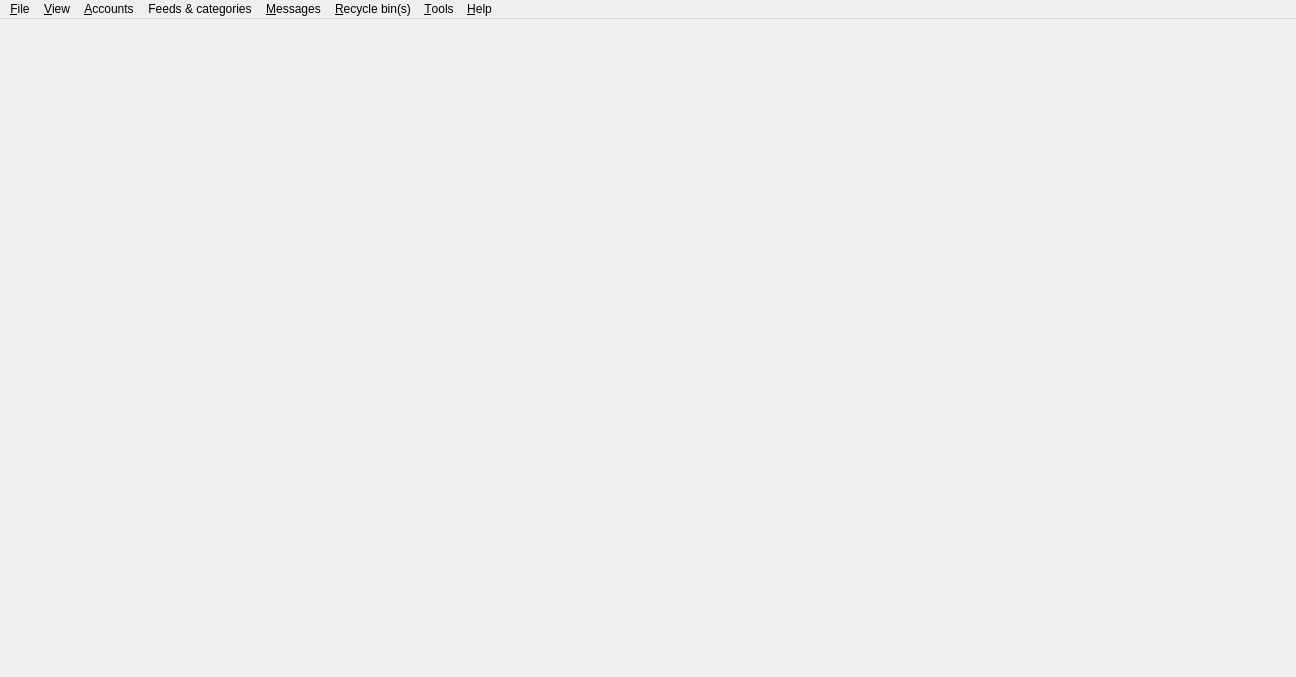
The window that src/gui/dialogs/formmain.ui (martinrotter/rssguard) describes before a commit, drawn with Qt 5.
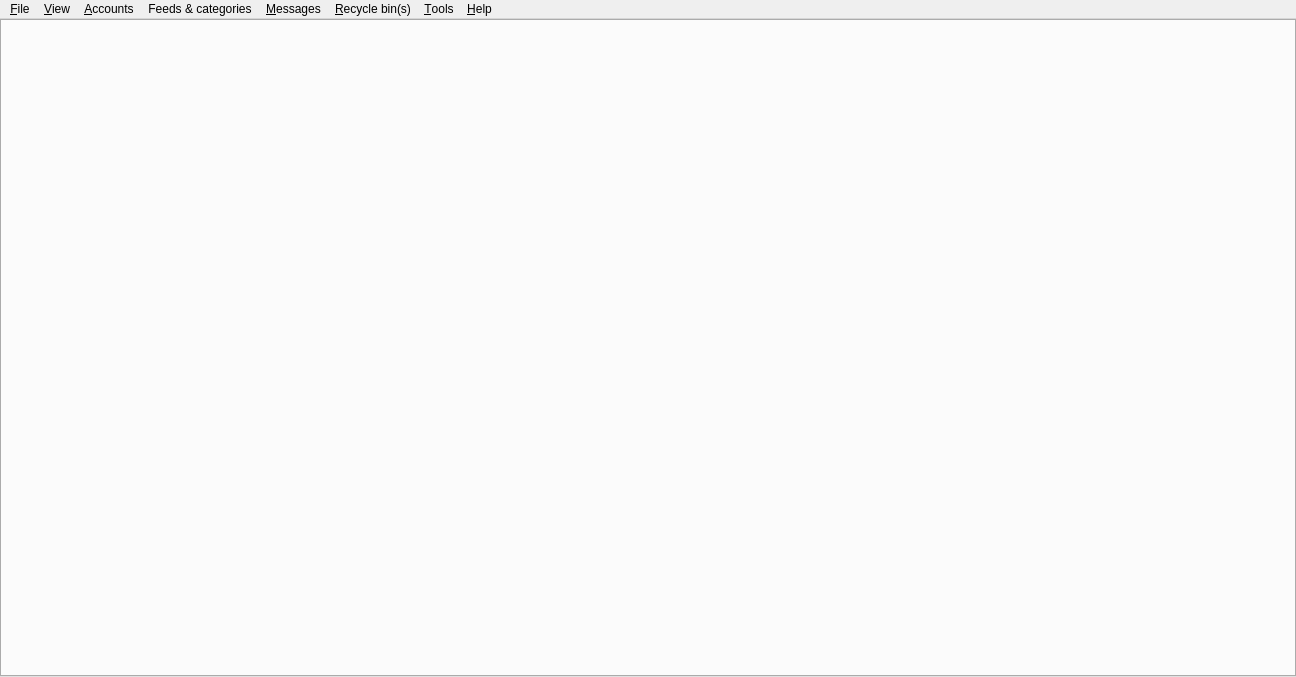
The same window after the commit. Custom widgets are drawn as their Qt base class.

What changed in the file:
```diff
--- a/src/gui/dialogs/formmain.ui
+++ b/src/gui/dialogs/formmain.ui
@@ -33,7 +33,7 @@
        <number>-1</number>
       </property>
       <property name="documentMode">
-       <bool>true</bool>
+       <bool>false</bool>
       </property>
       <property name="movable">
        <bool>true</bool>
```
